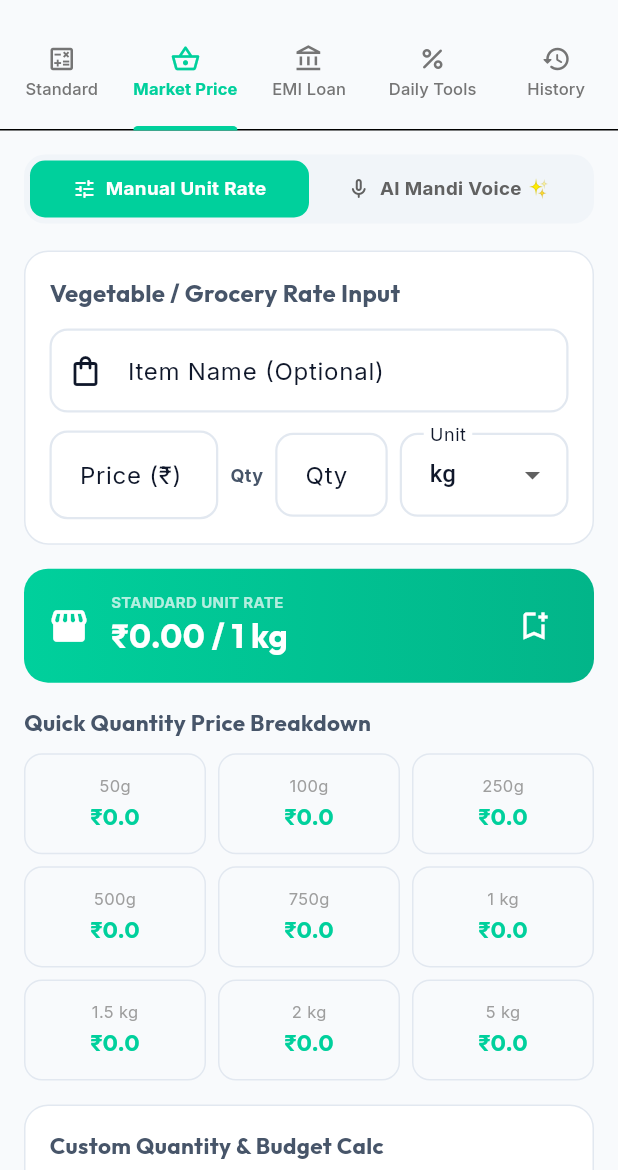
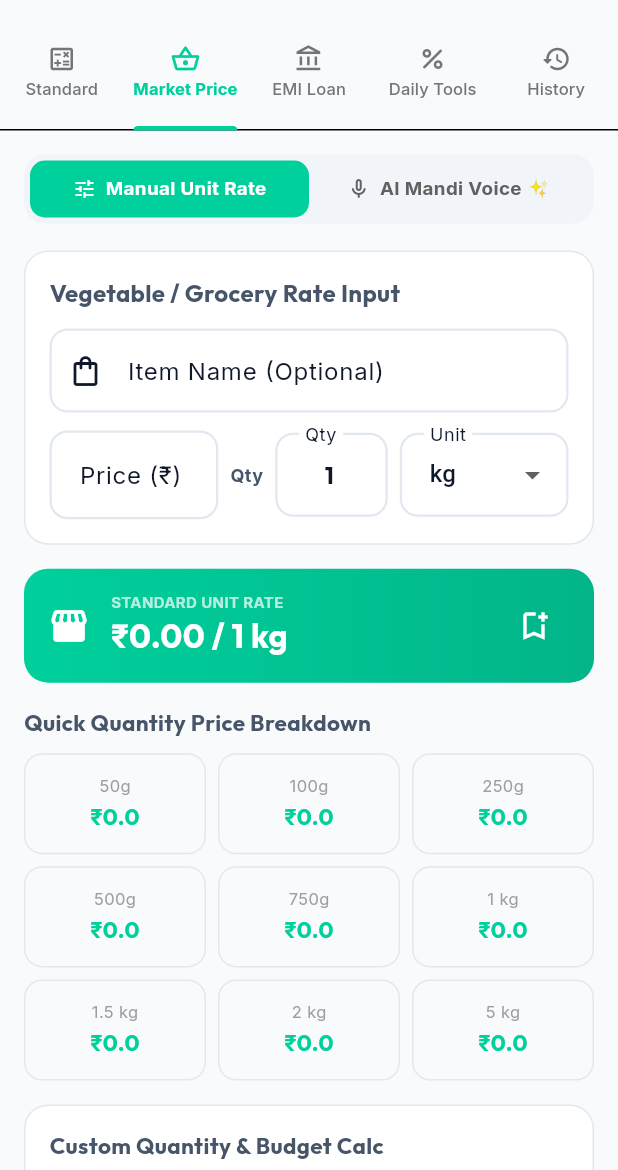
Before and after one commit to Rupam852/Expense-App, a Flutter app: the CalculatorHubScreen screen opened directly, tab 2 chosen, on a phone screen of 412 x 824 dp, the part 66-1236 px from its top. Run offline on Flutter 3.47's test engine with Material 3 defaults, Android fonts, the phone set to English and light mode, and no system bars; our stand-ins replace connectivity_plus, csv, file_picker, firebase_core, firebase_messaging, fl_chart and 15 more; missing offline and left inert: encrypt, excel, flutter_displaymode, qr_code_dart_decoder; accounts and stored records are empty; network calls fail.

Commit message:
fix(calculator): set default quantity to 1 in market price calculator

```diff
--- a/frontend/lib/screens/calculator_hub_screen.dart
+++ b/frontend/lib/screens/calculator_hub_screen.dart
@@ -1460,7 +1460,7 @@ class _MarketPriceCalculatorViewState extends State<_MarketPriceCalculatorView>
   // Manual Unit State (Starts Fresh & Empty)
   final _itemNameCtrl = TextEditingController();
   final _basePriceCtrl = TextEditingController();
-  final _baseQuantityCtrl = TextEditingController();
+  final _baseQuantityCtrl = TextEditingController(text: '1');
   String _selectedUnit = 'kg'; // 'kg', 'g', 'litre', 'ml', 'dozen', 'piece'
 
   // Custom Target Calc Box
@@ -1906,9 +1906,11 @@ class _MarketPriceCalculatorViewState extends State<_MarketPriceCalculatorView>
                     child: TextField(
                       controller: _baseQuantityCtrl,
                       keyboardType: const TextInputType.numberWithOptions(decimal: true),
+                      textAlign: TextAlign.center,
+                      style: GoogleFonts.outfit(fontSize: 16, fontWeight: FontWeight.bold),
                       decoration: InputDecoration(
                         labelText: str.forQty,
-                        hintText: 'e.g. 1',
+                        hintText: '1',
                       ),
                       onChanged: (_) => _recomputeManualRates(),
                     ),
```
